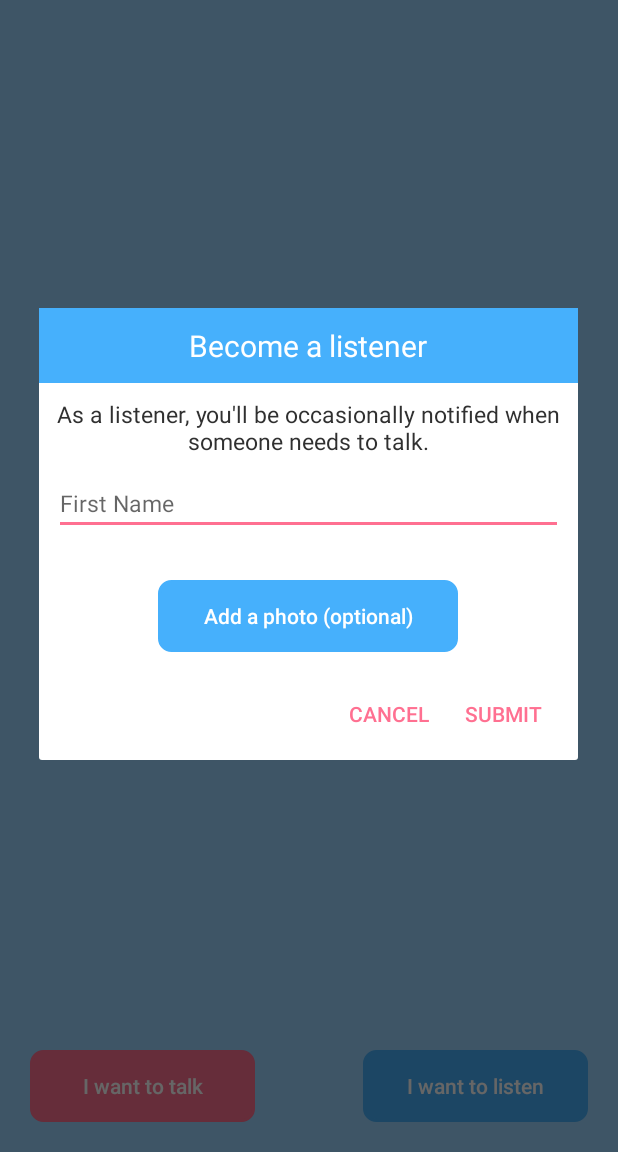
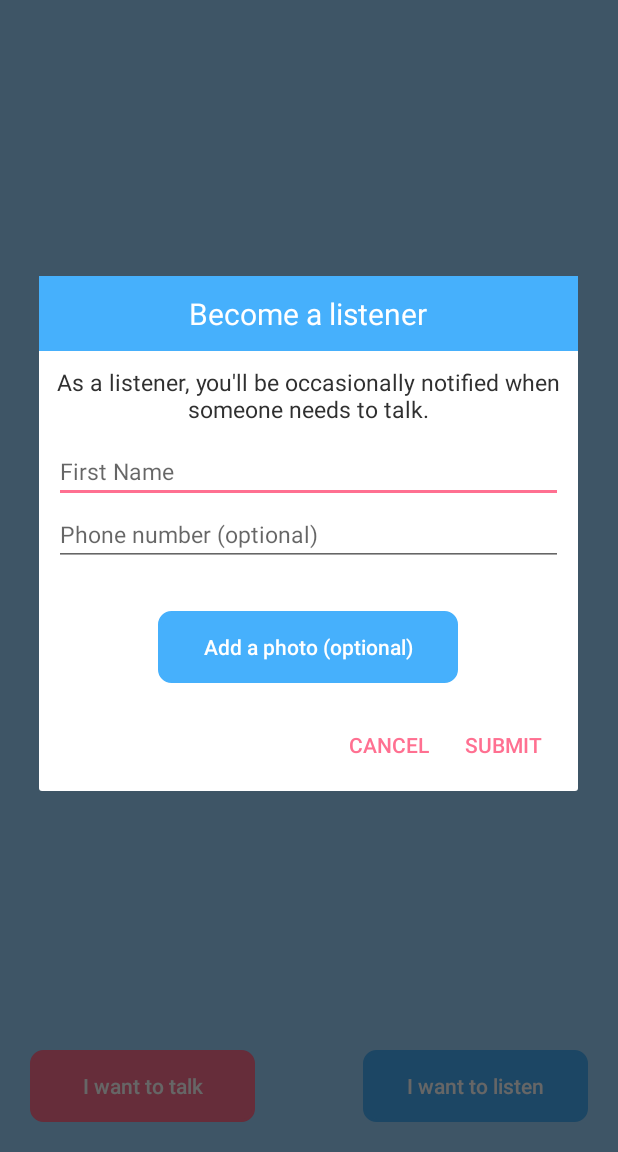
Before and after one commit to isaacwang4076/wholesomeapp, an Android app: the MainActivity screen opened directly, with no data from a screen before it, after a tap on "I want to listen", on a phone screen of 412 x 824 dp, the part 84-1236 px from its top. Run offline under Robolectric (Android 15) with nearby library versions, the phone set to English and light mode, and no system bars; our stand-ins replace Firebase (no records; nobody signed in at launch, a user with empty details on screens opened directly); libraries missing offline, so code that uses them is left out: com.github.nkzawa.emitter, com.github.nkzawa.socketio; 2 statements that could not run were skipped.

Commit message:
listener phone number

```diff
--- a/app/src/main/java/com/example/isaacwang/wholesomeapp/Network.java
+++ b/app/src/main/java/com/example/isaacwang/wholesomeapp/Network.java
@@ -110,9 +110,12 @@ public class Network {
     }
 
     // emits down_to_listen and waits for want_to_talk -> calls listener.call()
-    public static void downToListen(Emitter.Listener listener) {
+    public static void downToListen(Emitter.Listener listener, String name, String phoneNumber) {
         if (chatSocket != null) {
-            chatSocket.emit("down_to_listen"); // doesn't do anything
+            HashMap<String, String> map = new HashMap<>();
+            map.put("number", phoneNumber);
+            map.put("listenerId", name);
+            chatSocket.emit("down_to_listen", new JSONObject(map));
             chatSocket.on("want_to_talk", listener);
             System.out.println("READY TO LISTEN");
         }
--- a/app/src/main/java/com/example/isaacwang/wholesomeapp/TwilioClient.java
+++ b/app/src/main/java/com/example/isaacwang/wholesomeapp/TwilioClient.java
@@ -20,8 +20,8 @@ import java.util.List;
  */
 
 public class TwilioClient {
-    private final static String SERVER_TOKEN_URL = "https://88596722.ngrok.io/token";
-//    private final static String SERVER_TOKEN_URL = Network.serverURL + "/token";
+//    private final static String SERVER_TOKEN_URL = "https://88596722.ngrok.io/token";
+    private final static String SERVER_TOKEN_URL = Network.serverURL + "/token";
     private final static String DEFAULT_CHANNEL_NAME = "general";
     private final static String TAG = "TwilioChat";
 
--- a/app/src/main/res/layout/listen_dialog.xml
+++ b/app/src/main/res/layout/listen_dialog.xml
@@ -32,6 +32,15 @@
         android:textSize="@dimen/medium_size"
         android:hint="First Name"/>
 
+    <EditText
+        android:id="@+id/numberEditText"
+        android:layout_width="match_parent"
+        android:layout_height="wrap_content"
+        android:layout_marginLeft="@dimen/small_gap"
+        android:layout_marginRight="@dimen/small_gap"
+        android:textSize="@dimen/medium_size"
+        android:hint="Phone number (optional)"/>
+
     <ImageView
         android:id="@+id/photoImageView"
         android:layout_width="wrap_content"
```
Also changed, not shown: app/src/main/java/com/example/isaacwang/wholesomeapp/MainActivity.java (+6 -3 lines).
